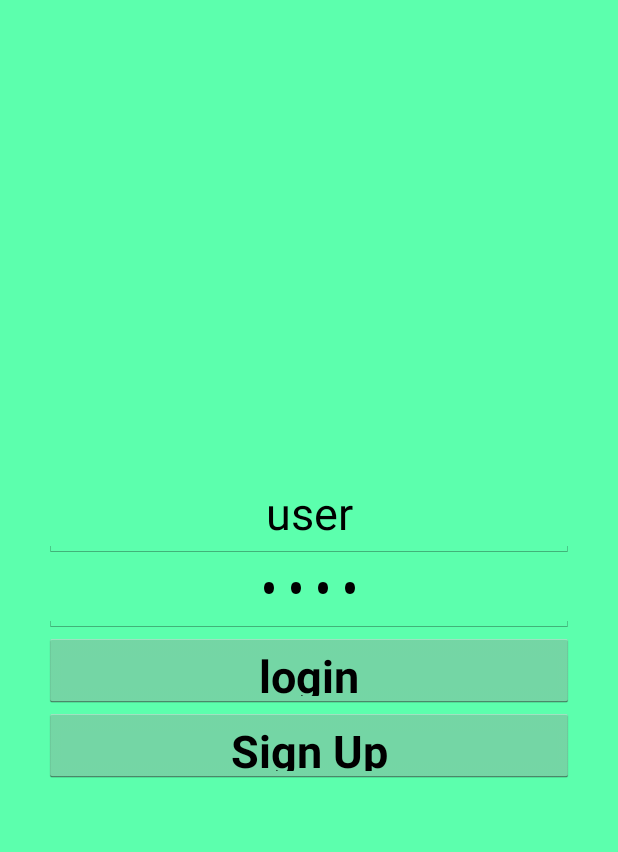
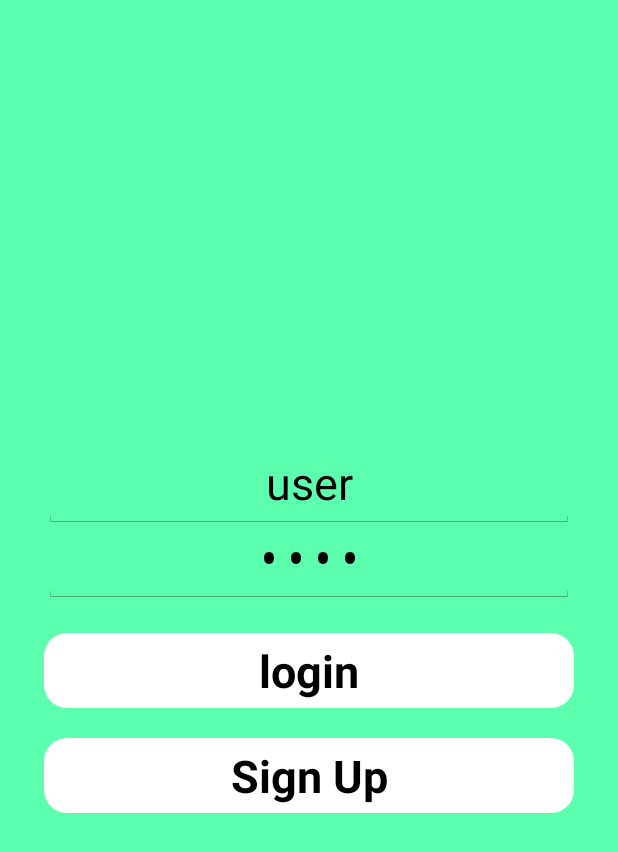
Before and after one commit to Alexandroat/Qizit, an Android app: the LoginActivity screen opened directly, with no data from a screen before it, on a phone screen of 412 x 824 dp. Shown: the top 852 px of the screen. Run offline under Robolectric (Android 15) with nearby library versions, the phone set to English and light mode, and no system bars.

Commit message:
botones redondeados

```diff
--- /dev/null
+++ b/app/src/main/res/drawable/redondear_buttons.xml
@@ -0,0 +1,10 @@
+<?xml version="1.0" encoding="utf-8"?>
+<shape xmlns:android="http://schemas.android.com/apk/res/android"
+    android:shape="rectangle" android:padding="10dp">
+    <solid android:color="#FFFFFF"/>
+    <corners
+        android:bottomRightRadius="15dp"
+        android:bottomLeftRadius="15dp"
+        android:topLeftRadius="15dp"
+        android:topRightRadius="15dp"/>
+</shape>
--- a/app/src/main/res/layout/activity_login.xml
+++ b/app/src/main/res/layout/activity_login.xml
@@ -37,24 +37,22 @@
             android:textSize="30sp" />
 
         <Button
+            android:background="@drawable/redondear_buttons"
             android:id="@+id/loginButton"
             android:onClick="LoginIntoParse"
             android:text="login"
-            style="@style/style_botones" />
+            style="@style/style_botones"
+            android:layout_marginTop="20dp" />
 
         <Button
+            android:background="@drawable/redondear_buttons"
             android:id="@+id/signUpButton"
-            android:layout_width="match_parent"
-            android:layout_height="50sp"
-            android:layout_below="@+id/loginButton"
-            android:layout_toEndOf="@+id/passWordTextView"
-            android:layout_toRightOf="@+id/passWordTextView"
-            android:gravity="center"
+            style="@style/style_botones"
             android:onClick="ShowSignUpActivity"
             android:text="Sign Up"
             android:textAlignment="center"
-            android:textSize="30sp"
-            android:textStyle="bold" />
+            android:layout_weight="1.95"
+            android:layout_marginTop="20dp" />
 
     </LinearLayout>
 </RelativeLayout>
```
